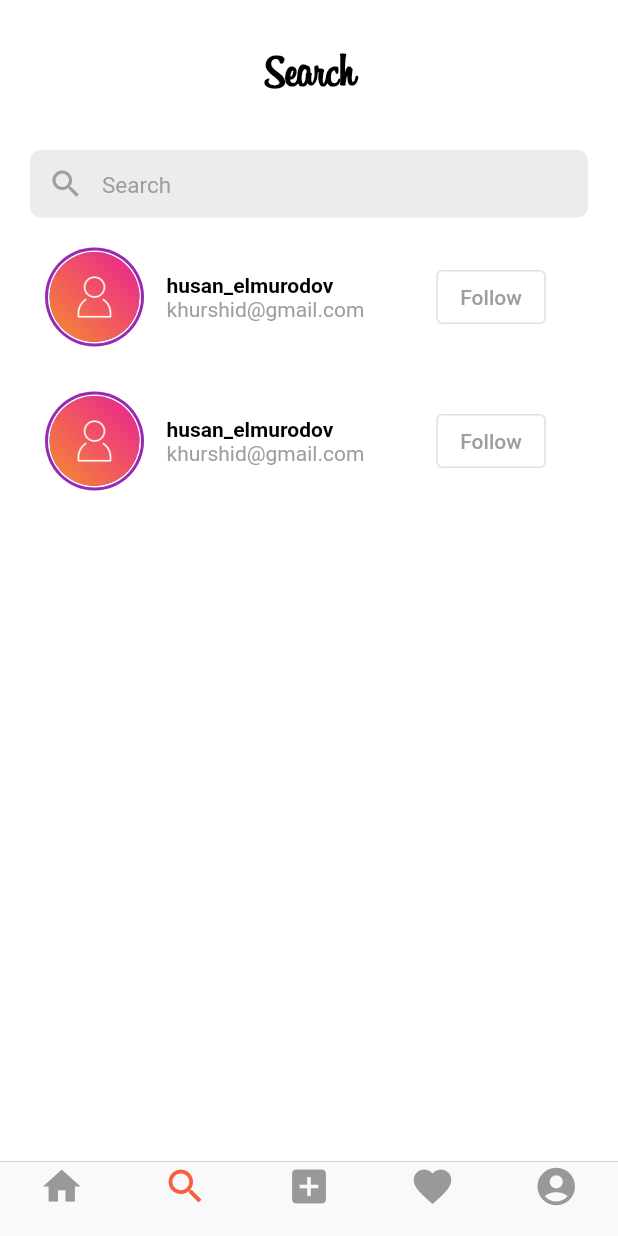
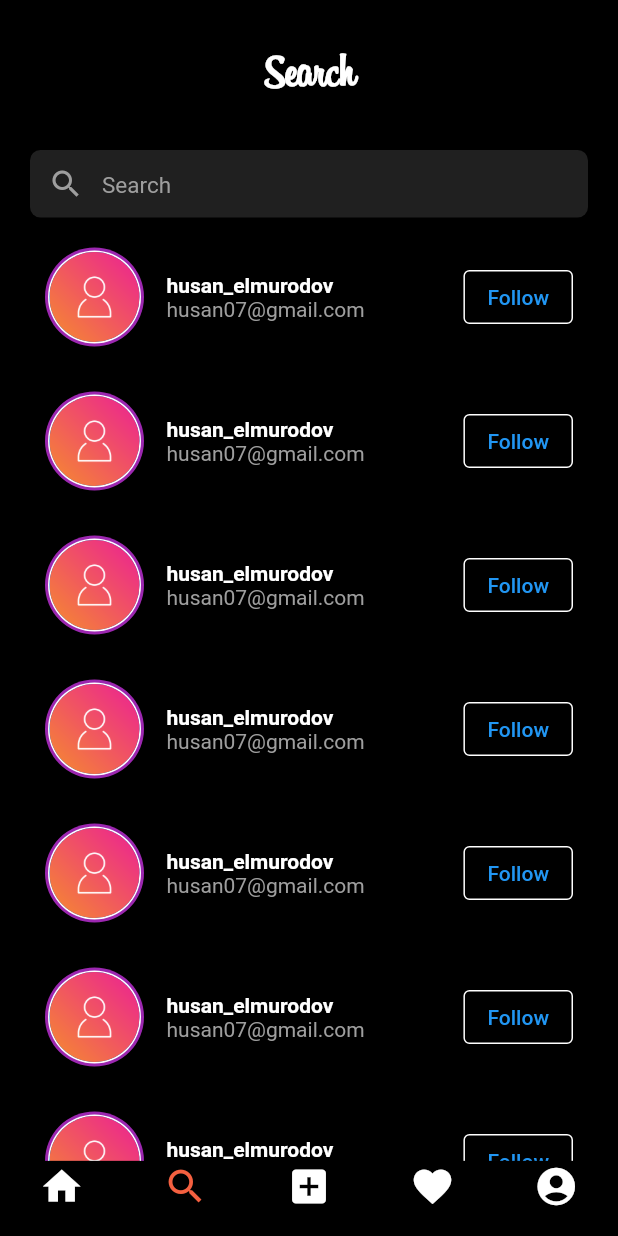
Before and after one commit to husanelmurodov05/instagram_clon, a Flutter app: the HomePage screen opened directly, item 2 of the bottom bar chosen, after a tap on "Follow", on a phone screen of 412 x 824 dp. Run offline on Flutter 3.47's test engine with Material 2 defaults, Android fonts, the phone set to English and light mode, and no system bars; our stand-ins replace cached_network_image, eva_icons_flutter, fluttertoast, gallery_saver, image_picker, like_button and 1 more; network calls fail.

Commit message:
add_post

```diff
--- a/lib/pages/HomePage.dart
+++ b/lib/pages/HomePage.dart
@@ -31,6 +31,8 @@ class _HomePageState extends State<HomePage> {
             }),
             currentIndex: _hozitgiIndex,
             activeColor: Color(0xFFFF56040),
+            backgroundColor: Colors.black,
+            inactiveColor: Colors.white,
             items: [
               BottomNavigationBarItem(
                 icon: Icon(Icons.home),
--- a/lib/pages/PostPage.dart
+++ b/lib/pages/PostPage.dart
@@ -1,7 +1,7 @@
-
 import 'package:cached_network_image/cached_network_image.dart';
 import 'package:eva_icons_flutter/eva_icons_flutter.dart';
 import 'package:flutter/material.dart';
+import 'package:instagram_clom/pages/uploadpage.dart';
 import 'package:like_button/like_button.dart';
 import 'package:shimmer/shimmer.dart';
 import 'package:gallery_saver/gallery_saver.dart';
@@ -20,9 +20,12 @@ class _PostPageState extends State<PostPage> {
 
   final String _image_url1 =
       "https://images.unsplash.com/photo-1496523720220-b62e33cf3161?ixlib=rb-4.0.3&ixid=MnwxMjA3fDB8MHxwaG90by1wYWdlfHx8fGVufDB8fHx8&auto=format&fit=crop&w=1632&q=80";
-  final String _image_url2="https://cdn.pixabay.com/photo/2017/10/25/16/54/african-lion-2888519__340.jpg";
-         final String _image_url3="https://i.ytimg.com/vi/dip_8dmrcaU/maxresdefault.jpg";
-         final String _image_url4="https://assets.architecturaldigest.in/photos/60083e76274aca243711c3a4/16:9/w_2560%2Cc_limit/ghaziabad-uttar-pradesh-homes-photos-1366x768.jpg";
+  final String _image_url2 =
+      "https://cdn.pixabay.com/photo/2017/10/25/16/54/african-lion-2888519__340.jpg";
+  final String _image_url3 =
+      "https://i.ytimg.com/vi/dip_8dmrcaU/maxresdefault.jpg";
+  final String _image_url4 =
+      "https://assets.architecturaldigest.in/photos/60083e76274aca243711c3a4/16:9/w_2560%2Cc_limit/ghaziabad-uttar-pradesh-homes-photos-1366x768.jpg";
   @override
   void initState() {
     // TODO: implement initState
@@ -32,7 +35,10 @@ class _PostPageState extends State<PostPage> {
       Post(_image_url1, "Ajoyib bahor fasli daxshat"),
     );
     posts.add(
-      Post(_image_url2, "Buncha chiroyli sher"),
+      Post(
+        _image_url2,
+        "Buncha chiroyli sher",
+      ),
     );
     posts.add(
       Post(_image_url3, "Dunyoning qimmat mashinalari"),
@@ -46,25 +52,26 @@ class _PostPageState extends State<PostPage> {
   Widget build(BuildContext context) {
     return Scaffold(
       appBar: AppBar(
+
         toolbarHeight: 80,
         actions: [
           IconButton(
               onPressed: () {
+
                 widget.pageController!.animateToPage(
                   2,
                   duration: Duration(milliseconds: 200),
                   curve: Curves.linear,
                 );
-
               },
               icon: const Icon(
                 Icons.camera_alt_outlined,
-                color: Color.fromARGB(255, 255, 255, 255),
+                color: Color.fromARGB(255, 0, 0, 0),
                 size: 30,
               ))
         ],
         elevation: 0.1,
-        backgroundColor: Color.fromARGB(255, 21, 1, 1),
+        backgroundColor: Colors.white,
         centerTitle: true,
         title: const Text(
           "Instagram",
@@ -72,24 +79,24 @@ class _PostPageState extends State<PostPage> {
               fontSize: 40,
               fontWeight: FontWeight.bold,
               fontFamily: "Billabong",
-              color: Color.fromARGB(255, 238, 228, 228)),
+              color: Color.fromARGB(255, 5, 0, 0)),
         ),
       ),
       body: Container(
         width: MediaQuery.of(context).size.width,
         height: MediaQuery.of(context).size.height,
         decoration: BoxDecoration(
-          gradient: LinearGradient(
-              begin: Alignment.topRight,
-              end: Alignment.bottomLeft,
-              colors: [
-            Color.fromARGB(255, 27, 143, 186),
-              Color.fromARGB(255, 198, 9, 135),
-              ]),
+          color: Colors.white,
+          // gradient: LinearGradient(
+          //     begin: Alignment.topRight,
+          //     end: Alignment.bottomLeft,
+          //     colors: [
+          // Colors.white
+          //     ]),
         ),
         child: ListView.separated(
-          itemBuilder: (context, index) =>
-              _itemPost(context, posts[index].image_url!, posts[index].caption!),
+          itemBuilder: (context, index) => _itemPost(
+              context, posts[index].image_url!, posts[index].caption!),
           separatorBuilder: (context, index) => const Divider(
             thickness: 0.8,
           ),
@@ -100,13 +107,13 @@ class _PostPageState extends State<PostPage> {
   }
 }
 
-void saveimage(String image_url) async{
+void saveimage(String image_url) async {
   print(image_url);
- await GallerySaver.saveImage("https://image.shutterstock.com/image-photo/montreal-canada-july-11-2019-600w-1450023539.jpg");
+  await GallerySaver.saveImage(
+      "https://image.shutterstock.com/image-photo/montreal-canada-july-11-2019-600w-1450023539.jpg");
 }
 
-
-imageMenu(BuildContext context,String image_url){
+imageMenu(BuildContext context, String image_url) {
   showModalBottomSheet(
     shape: RoundedRectangleBorder(
         borderRadius: BorderRadius.vertical(top: Radius.circular(32))),
@@ -114,7 +121,7 @@ imageMenu(BuildContext context,String image_url){
     builder: ((context) => Container(
           width: MediaQuery.of(context).size.width,
           decoration: BoxDecoration(
-            color: Color.fromARGB(255, 0, 0, 0),
+            color: Colors.black,
           ),
           child: Column(
             mainAxisSize: MainAxisSize.min,
@@ -135,7 +142,6 @@ imageMenu(BuildContext context,String image_url){
               Row(
                 mainAxisAlignment: MainAxisAlignment.spaceAround,
                 children: [
-
                   Column(
                     children: [
                       InkWell(
@@ -152,7 +158,7 @@ imageMenu(BuildContext context,String image_url){
                           ),
                           child: Container(
                             decoration: BoxDecoration(
-                              color: Color.fromARGB(255, 0, 0, 0),
+                              color: Colors.black,
                               borderRadius: BorderRadius.circular(50),
                             ),
                             child: Icon(
@@ -168,7 +174,7 @@ imageMenu(BuildContext context,String image_url){
                       Text(
                         "save Image",
                         style: TextStyle(
-                            color: Colors.black,
+                            color: Colors.white,
                             fontWeight: FontWeight.bold,
                             fontSize: 15),
                       )
@@ -189,7 +195,7 @@ imageMenu(BuildContext context,String image_url){
                         ),
                         child: Container(
                           decoration: BoxDecoration(
-                            color: Color.fromARGB(255, 0, 0, 0),
+                            color: Colors.black,
                             borderRadius: BorderRadius.circular(50),
                           ),
                           child: Icon(
@@ -222,7 +228,6 @@ imageMenu(BuildContext context,String image_url){
   );
 }
 
-
 Widget _itemPost(BuildContext context, String imgUrl, String caption) {
   return Column(
     crossAxisAlignment: CrossAxisAlignment.start,
@@ -246,14 +251,14 @@ Widget _itemPost(BuildContext context, String imgUrl, String caption) {
                 Text(
                   "User Name",
                   style: TextStyle(
-                      color: Colors.white,
+                      color: Colors.black,
                       fontSize: 15,
                       fontWeight: FontWeight.w600),
                 ),
                 Text(
                   "11-yanvar 2023",
                   style: TextStyle(
-                    color: Colors.white,
+                    color: Colors.black,
                     fontSize: 14,
                   ),
                 ),
@@ -265,12 +270,12 @@ Widget _itemPost(BuildContext context, String imgUrl, String caption) {
             const Spacer(),
             IconButton(
                 onPressed: () {
-                  imageMenu(context,imgUrl);
+                  imageMenu(context, imgUrl);
                 },
                 icon: const Icon(
                   EvaIcons.moreHorizontal,
                   size: 30,
-                  color: Colors.white,
+                  color: Colors.black,
                 ))
           ],
         ),
@@ -309,7 +314,7 @@ Widget _itemPost(BuildContext context, String imgUrl, String caption) {
               onPressed: () {},
               icon: const Icon(
                 EvaIcons.paperPlane,
-                color: Colors.white,
+                color: Colors.black,
                 size: 25,
               ))
         ],
@@ -318,10 +323,7 @@ Widget _itemPost(BuildContext context, String imgUrl, String caption) {
         padding: const EdgeInsets.symmetric(horizontal: 12),
         child: Text(
           caption,
-          style: const TextStyle(
-            fontSize: 16,
-            color: Colors.white,
-          ),
+          style: const TextStyle(fontSize: 16, color: Colors.black),
         ),
       ),
       SizedBox(
--- a/lib/pages/likepage.dart
+++ b/lib/pages/likepage.dart
@@ -58,32 +58,32 @@ class _LikePageState extends State<LikePage> {
               },
               icon: const Icon(
                 Icons.camera_alt_outlined,
-                color: Color.fromARGB(255, 255, 255, 255),
+                color: Colors.white,
                 size: 30,
               ))
         ],
         elevation: 0.1,
-        backgroundColor: Color.fromARGB(255, 0, 0, 0),
+        backgroundColor: Colors.black,
         centerTitle: true,
         title: const Text(
           "Like",
           style: TextStyle(
               fontSize: 40,
               fontFamily: "Billabong",
-              color: Color.fromARGB(255, 255, 255, 255)),
+              color: Colors.white),
         ),
       ),
       body: Container(
         width: MediaQuery.of(context).size.width,
         height: MediaQuery.of(context).size.height,
         decoration: BoxDecoration(
-          gradient: LinearGradient(
-              begin: Alignment.topRight,
-              end: Alignment.bottomLeft,
-              colors: [
-           Color.fromARGB(255, 27, 143, 186),
-              Color.fromARGB(255, 198, 9, 135),
-              ]),
+          color: Colors.black
+        //   gradient: LinearGradient(
+        //       begin: Alignment.topRight,
+        //       end: Alignment.bottomLeft,
+        //       colors: [
+        // Colors
+        //       ]),
         ),
         child: ListView.separated(
           itemBuilder: (context, index) =>
@@ -124,7 +124,7 @@ imageMenu(BuildContext context,String image_url){
                 width: 130,
                 height: 5,
                 decoration: BoxDecoration(
-                    color: Colors.white,
+                    color: Colors.black,
                     borderRadius: BorderRadius.circular(50)),
               ),
               SizedBox(
@@ -133,6 +133,7 @@ imageMenu(BuildContext context,String image_url){
               Row(
                 mainAxisAlignment: MainAxisAlignment.spaceAround,
                 children: [
+
 
                   Column(
                     children: [
@@ -150,7 +151,7 @@ imageMenu(BuildContext context,String image_url){
                           ),
                           child: Container(
                             decoration: BoxDecoration(
-                              color: Color.fromARGB(255, 0, 0, 0),
+                              color: Colors.black,
                               borderRadius: BorderRadius.circular(50),
                             ),
                             child: Icon(
@@ -308,9 +309,9 @@ Widget _itemPost(BuildContext context, String imgUrl, String caption) {
               icon: const Icon(
 
                 EvaIcons.paperPlane,
-               color: Colors.white,
+               color: Colors.black,
                 size: 25,
-              ))
+              )),
         ],
       ),
       Padding(
@@ -319,7 +320,7 @@ Widget _itemPost(BuildContext context, String imgUrl, String caption) {
           caption,
           style: const TextStyle(
             fontSize: 16,
-            color: Colors.white,
+            color: Colors.black,
           ),
         ),
       ),
--- a/lib/pages/searchpage.dart
+++ b/lib/pages/searchpage.dart
@@ -11,20 +11,22 @@ class Search extends StatefulWidget {
 
 class _SearchState extends State<Search> {
   TextEditingController searchController = TextEditingController();
-  List items = ["Husaan", "Elmurodov"];
+  List items = ["", "", "", "", "", "", "", "", ""];
   @override
   Widget build(BuildContext context) {
     return Scaffold(
-        backgroundColor: Colors.white,
+
+        backgroundColor: Colors.black,
         appBar: AppBar(
-          backgroundColor: Colors.white,
+
+          backgroundColor: Colors.black,
           toolbarHeight: 100,
           elevation: 0,
           centerTitle: true,
           title: Text(
             "Search",
             style: TextStyle(
-                color: Colors.black,
+                color: Colors.white,
                 fontFamily: "Billabong",
                 fontSize: 30,
                 fontWeight: FontWeight.bold),
@@ -34,8 +36,7 @@ class _SearchState extends State<Search> {
           padding: EdgeInsets.only(left: 20, right: 20),
           child: Column(
             children: [
-              InkWell(
-                child: Container(
+              Container(
                 width: MediaQuery.of(context).size.width,
                 height: 45,
                 decoration: BoxDecoration(
@@ -55,9 +56,7 @@ class _SearchState extends State<Search> {
                         Icons.search,
                         color: Colors.grey,
                       ),
-                        hintStyle:
-                            TextStyle(fontSize: 15.0, color: Colors.grey)),
-                  ),
+                      hintStyle: TextStyle(fontSize: 15.0, color: Colors.grey)),
                 ),
               ),
               Expanded(
@@ -95,26 +94,37 @@ Widget _itemOfUser(String name) {
             SizedBox(
               width: 15,
             ),
-            Column(
+            Expanded(
+              child: Column(
                 mainAxisAlignment: MainAxisAlignment.start,
                 crossAxisAlignment: CrossAxisAlignment.start,
                 children: [
                   Text(
                     "husan_elmurodov",
-                    style:
-                        TextStyle(color: Colors.black, fontWeight: FontWeight.bold),
+                    style: TextStyle(
+                        color: Colors.white, fontWeight: FontWeight.bold),
                   ),
-                Text("khurshid@gmail.com",style: TextStyle(color: Colors.grey),)
+                  Text(
+                    "husan07@gmail.com",
+                    style: TextStyle(color: Colors.grey),
+                  )
                 ],
               ),
+            ),
             SizedBox(
-              width: 48                                ,
+              width: 48,
             ),
-        OutlinedButton(onPressed: (){}, child: Text("Follow",style: TextStyle(color: Colors.grey),)),
-
+            OutlinedButton(
+                onPressed: () {},
+                style: ButtonStyle(
+                    side: MaterialStatePropertyAll(
+                        BorderSide(color: Colors.white))),
+                child: Text(
+                  "Follow",
+                  style: TextStyle(color: Colors.blue),
+                )),
           ],
         ),
-
       ],
     ),
   );
--- a/lib/pages/uploadpage.dart
+++ b/lib/pages/uploadpage.dart
@@ -151,7 +151,12 @@ class _UpploadPageState extends State<UpploadPage> {
                   maxLength: 5,
                   decoration: InputDecoration(hintText: "Caption"),
                 ),
-              )
+              ),
+              Image(
+                width: 200,
+                height: 200,
+                fit: BoxFit.cover,
+                image: AssetImage("assets/images/galley.jpg"))
             ],
           ),
         ));
```
Also changed, not shown: assets/images/galley.jpg (added), 2 other files. Lines whose indentation alone changed are shown as unchanged.
